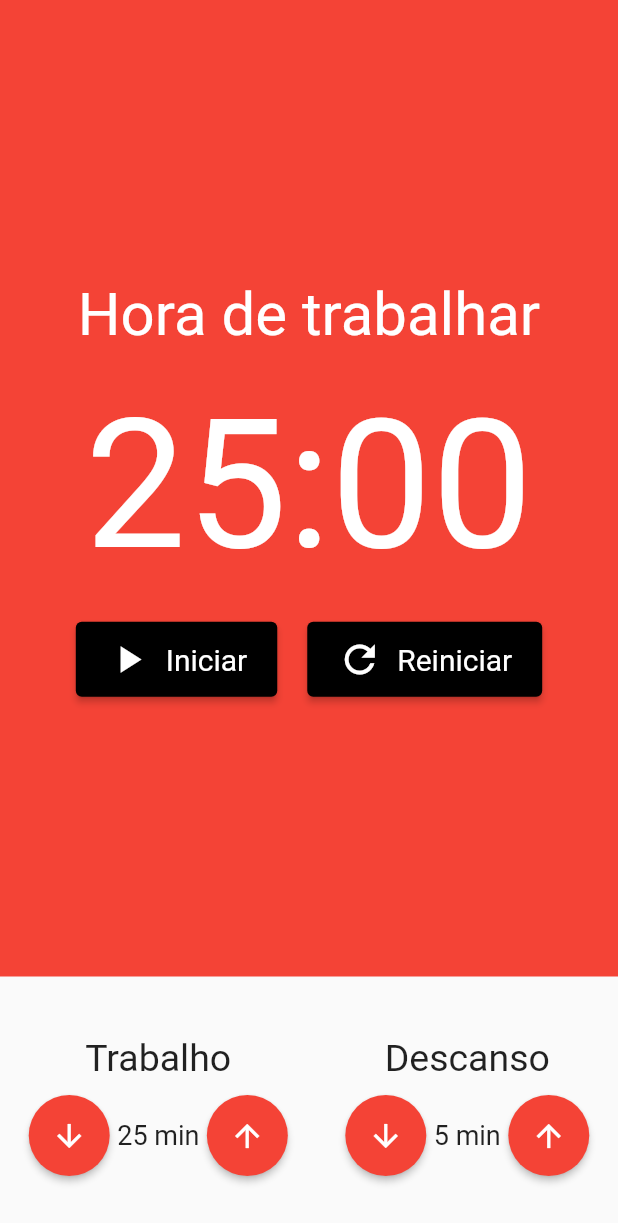
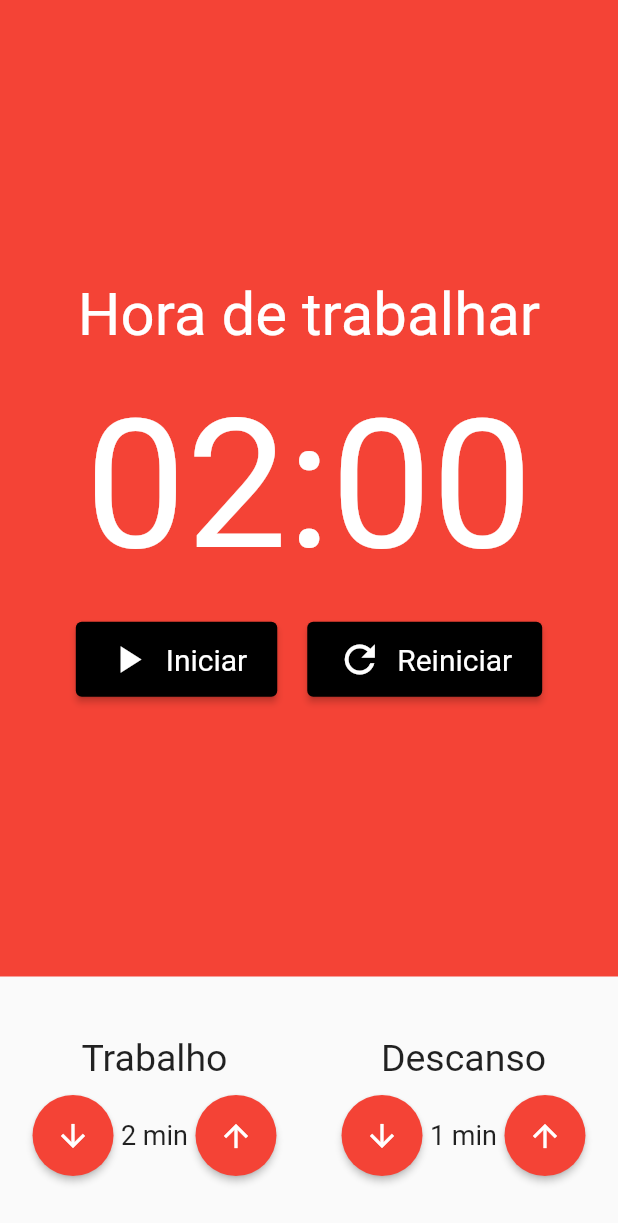
Before and after one commit to EduardoVitech/Pomodoro-Timer, a Flutter app: the screen it shows after launch, on a phone screen of 412 x 824 dp. Shown: the top 1223 px of the screen. Run offline on Flutter 3.47's test engine with Material 2 defaults, Android fonts, the phone set to English and light mode, and no system bars; our stand-ins replace flutter_mobx, mobx; generated files the repository leaves out were written again.

Commit message:
Pomodoro Store, Icremento e decremento do tempo, finção iniciar, parar e reiniciar

```diff
--- a/lib/components/cronometro/cronometro.dart
+++ b/lib/components/cronometro/cronometro.dart
@@ -1,11 +1,17 @@
 import 'package:flutter/material.dart';
+import 'package:flutter_mobx/flutter_mobx.dart';
+import 'package:mobx/mobx.dart';
 import 'package:pomodoro_time/components/cronometro_button/cronometro_button.dart';
+import 'package:provider/provider.dart';
+
+import '../../store/pomodoro_store/pomodoro.store.dart';
 
 class Cronometro extends StatelessWidget {
   const Cronometro({Key? key}) : super(key: key);
 
   @override
   Widget build(BuildContext context) {
+    final store = Provider.of<PomodoroStore>(context);
     return Container(
       color: Colors.red,
       child: Column(
@@ -20,39 +26,46 @@ class Cronometro extends StatelessWidget {
             ),
           ),
           const SizedBox(height: 20),
-          const Text(
-            '25:00',
-            style: TextStyle(
+          Text(
+            '${store.minutos.toString().padLeft(2, '0')}:${store.segundos.toString().padLeft(2, '0')}',
+            style: const TextStyle(
               fontSize: 120,
               color: Colors.white,
             ),
           ),
           const SizedBox(height: 20),
-          Row(
+          Observer(
+            builder: (_) => Row(
               mainAxisAlignment: MainAxisAlignment.center,
-            children: const [
+              children: [
+                if (!store.iniciado)
                   Padding(
-                padding: EdgeInsets.only(right: 10),
+                    padding: const EdgeInsets.only(right: 10),
                     child: CronometroButton(
                       texto: 'Iniciar',
                       icone: Icons.play_arrow,
+                      press: store.iniciar,
                     ),
                   ),
-              /* Padding(
-                padding: EdgeInsets.only(right: 10),
+                if (store.iniciado)
+                  Padding(
+                    padding: const EdgeInsets.only(right: 10),
                     child: CronometroButton(
                       texto: 'Parar',
                       icone: Icons.stop,
+                      press: store.parar,
                     ),
-              ), */
+                  ),
                 Padding(
-                padding: EdgeInsets.only(left: 10),
+                  padding: const EdgeInsets.only(left: 10),
                   child: CronometroButton(
                     texto: 'Reiniciar',
                     icone: Icons.refresh,
+                    press: store.reiniciar,
                   ),
                 ),
               ],
+            ),
           ),
         ],
       ),
--- a/lib/components/cronometro_button/cronometro_button.dart
+++ b/lib/components/cronometro_button/cronometro_button.dart
@@ -3,10 +3,12 @@ import 'package:flutter/material.dart';
 class CronometroButton extends StatelessWidget {
   final String texto;
   final IconData icone;
+  final void Function()? press;
 
   const CronometroButton({
     required this.texto,
     required this.icone,
+    this.press,
   });
 
   @override
@@ -22,7 +24,7 @@ class CronometroButton extends StatelessWidget {
           fontSize: 20,
         ),
       ),
-      onPressed: () {},
+      onPressed: press,
       child: Row(
         children: [
           Padding(
--- a/lib/components/entrada_tempo/entrada_tempo.dart
+++ b/lib/components/entrada_tempo/entrada_tempo.dart
@@ -3,11 +3,15 @@ import 'package:flutter/material.dart';
 class EntradaTempo extends StatelessWidget {
   final String title;
   final int valor;
+  final void Function()? inc;
+  final void Function()? dec;
 
   const EntradaTempo({
     Key? key,
     required this.title,
     required this.valor,
+    this.inc,
+    this.dec,
   }) : super(key: key);
 
   @override
@@ -26,7 +30,7 @@ class EntradaTempo extends StatelessWidget {
           mainAxisAlignment: MainAxisAlignment.center,
           children: [
             ElevatedButton(
-              onPressed: () {},
+              onPressed: dec,
               style: ElevatedButton.styleFrom(
                 shape: const CircleBorder(),
                 padding: const EdgeInsets.all(15),
@@ -44,7 +48,7 @@ class EntradaTempo extends StatelessWidget {
               ),
             ),
             ElevatedButton(
-              onPressed: () {},
+              onPressed: inc,
               style: ElevatedButton.styleFrom(
                 shape: const CircleBorder(),
                 padding: const EdgeInsets.all(15),
--- a/lib/main.dart
+++ b/lib/main.dart
@@ -1,5 +1,7 @@
 import 'package:flutter/material.dart';
 import 'package:pomodoro_time/pages/pomodoro_page.dart';
+import 'package:pomodoro_time/store/pomodoro_store/pomodoro.store.dart';
+import 'package:provider/provider.dart';
 
 void main() {
   runApp(const MyApp());
@@ -10,10 +12,17 @@ class MyApp extends StatelessWidget {
 
   @override
   Widget build(BuildContext context) {
-    return const MaterialApp(
-      debugShowCheckedModeBanner: false,
-      title: 'Flutter Demo',
-      home: PomodoroPage(),
+    return MultiProvider(
+      providers: [
+        Provider<PomodoroStore>(
+          create: (_) => PomodoroStore(),
+        )
+      ],
+      child: const MaterialApp(
+        debugShowCheckedModeBanner: false,
+        title: 'Flutter Demo',
+        home: PomodoroPage(),
+      ),
     );
   }
 }
--- a/lib/pages/pomodoro_page.dart
+++ b/lib/pages/pomodoro_page.dart
@@ -1,12 +1,17 @@
 import 'package:flutter/material.dart';
+import 'package:flutter_mobx/flutter_mobx.dart';
 import 'package:pomodoro_time/components/cronometro/cronometro.dart';
 import 'package:pomodoro_time/components/entrada_tempo/entrada_tempo.dart';
+import 'package:pomodoro_time/store/pomodoro_store/pomodoro.store.dart';
+import 'package:provider/provider.dart';
 
 class PomodoroPage extends StatelessWidget {
   const PomodoroPage({Key? key}) : super(key: key);
 
   @override
   Widget build(BuildContext context) {
+    final store = Provider.of<PomodoroStore>(context);
+
     return Scaffold(
       body: Column(
         crossAxisAlignment: CrossAxisAlignment.stretch,
@@ -18,18 +23,24 @@ class PomodoroPage extends StatelessWidget {
             padding: const EdgeInsets.symmetric(
               vertical: 40,
             ),
-            child: Row(
+            child: Observer(
+              builder: (_) => Row(
                 mainAxisAlignment: MainAxisAlignment.spaceAround,
-              children: const [
+                children: [
                   EntradaTempo(
                     title: 'Trabalho',
-                  valor: 25,
+                    valor: store.tempoTrabalho,
+                    inc: store.incrementarTempoTrabalho,
+                    dec: store.decrementarTempoTrabalho,
                   ),
                   EntradaTempo(
                     title: 'Descanso',
-                  valor: 5,
+                    valor: store.tempoDescanso,
+                    inc: store.incrementarTempoDescanso,
+                    dec: store.decrementarTempoDescanso,
                   ),
                 ],
+              ),
             ),
           ),
         ],
```
Also changed, not shown: lib/store/pomodoro_store/pomodoro.store.dart (added, +57 -0 lines), lib/store/pomodoro_store/pomodoro.store.g.dart (added). Lines whose indentation alone changed are shown as unchanged.
